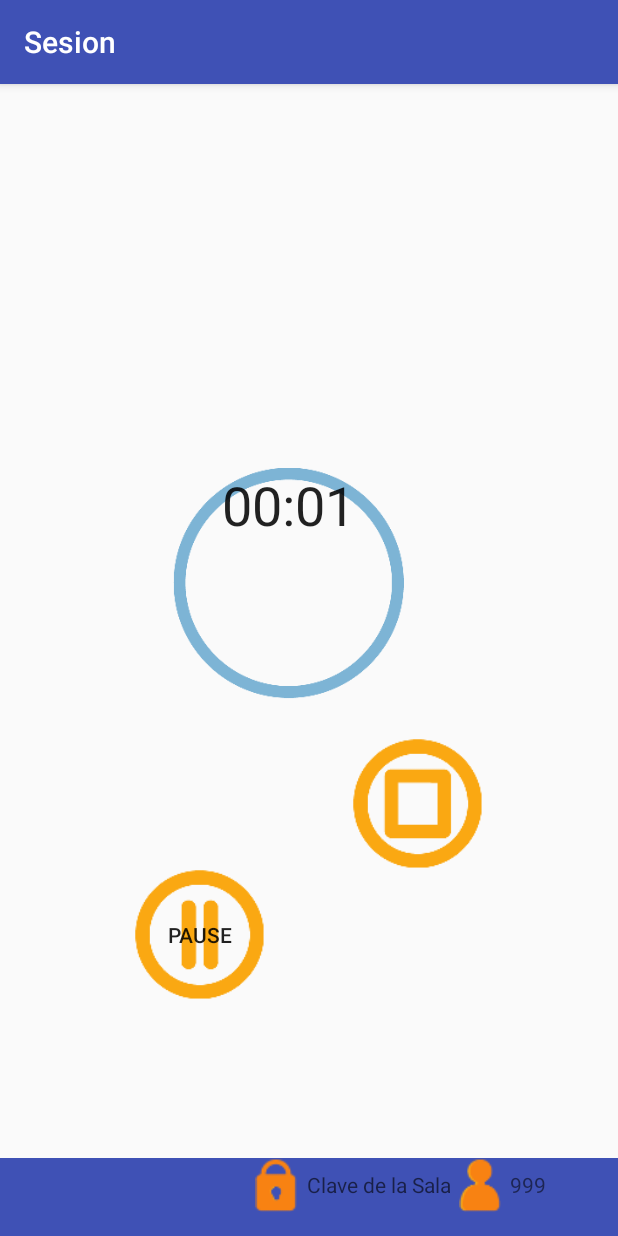
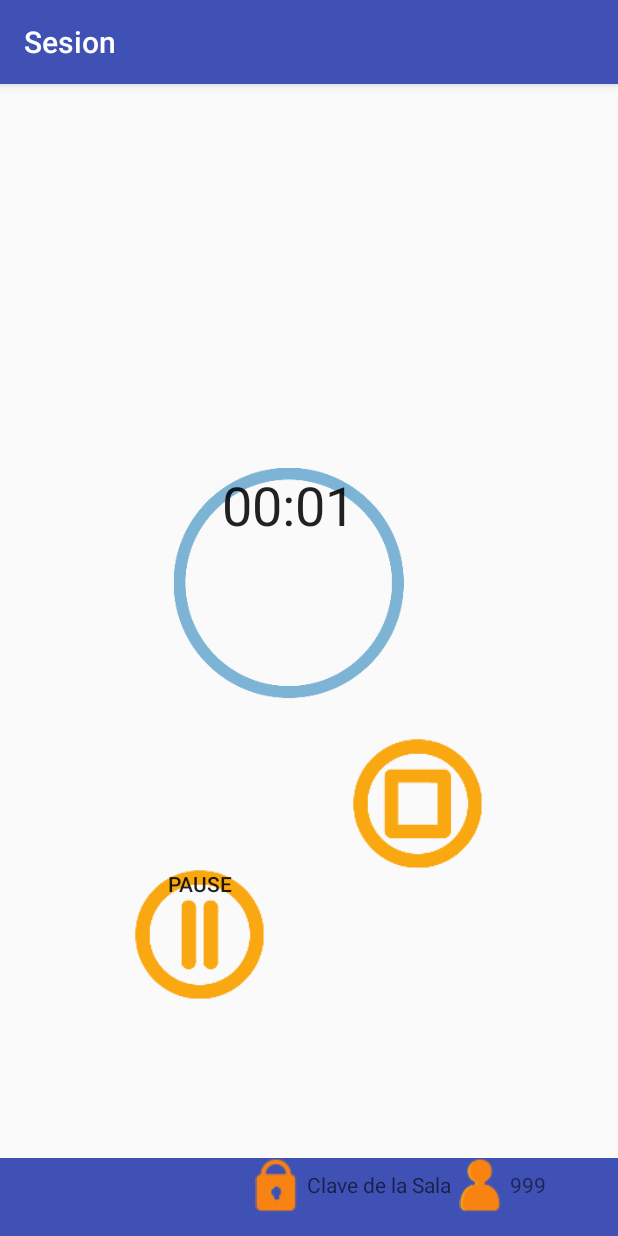
Before and after one commit to MuspelWolf/androidMVP, an Android app: the Room screen opened directly, with no data from a screen before it, after a tap on an icon or button, on a phone screen of 412 x 824 dp. Run offline under Robolectric (Android 15) with nearby library versions, the phone set to English and light mode, and no system bars; libraries missing offline, so code that uses them is left out: org.java_websocket, org.java_websocket.handshake, org.java_websocket.server; 6 statements that could not run were skipped.

Commit message:
Fixed design

```diff
--- a/MVP30/app/src/main/java/com/example/miau/mvp30/Room.java
+++ b/MVP30/app/src/main/java/com/example/miau/mvp30/Room.java
@@ -83,6 +83,9 @@ public class Room extends AppCompatActivity implements RecognitionListener {
         pinName = findViewById( R.id.pinName );
         PupilsNo = findViewById( R.id.pupilNumber );
         wifiName = findViewById( R.id.wifiName );
+
+        PupilsNo.setText(getPreferences(MODE_PRIVATE).getInt("PupilsCount",1));
+
 
         saveCurrentAudio();
         Bundle bundle;
--- a/MVP30/app/src/main/java/com/example/miau/mvp30/Server.java
+++ b/MVP30/app/src/main/java/com/example/miau/mvp30/Server.java
@@ -1,5 +1,7 @@
 package com.example.miau.mvp30;
 
+import android.app.Activity;
+import android.content.SharedPreferences;
 import android.util.Log;
 import android.widget.TextView;
 
@@ -17,6 +19,7 @@ import org.java_websocket.server.WebSocketServer;
 
 import static android.app.PendingIntent.getActivity;
 import static android.content.ContentValues.TAG;
+import static android.content.Context.MODE_PRIVATE;
 
 /**
  * A simple WebSocketServer implementation. Keeps track of a "chatroom".
@@ -26,9 +29,14 @@ public class Server extends WebSocketServer {
 
     int clientCount = 0;
     private TextView pupilNo;
+    Activity context;
+
+    SharedPreferences pref = context.getApplicationContext().getSharedPreferences("MyPref", MODE_PRIVATE);
+    SharedPreferences.Editor editor = pref.edit();
 
     public Server(int port ) throws UnknownHostException {
         super( new InetSocketAddress( port ) );
+
     }
 
     public Server(InetSocketAddress address) {
@@ -41,6 +49,8 @@ public class Server extends WebSocketServer {
         /*broadcast( "new connection: " + handshake.getResourceDescriptor() );//This method sends a message to all clients connected*/
         Log.d(TAG, "new connection: " + handshake.getResourceDescriptor() );
         clientCount++;
+        editor.putInt("PupilsCount", clientCount );
+        editor.apply();
 
         System.out.println( conn.getRemoteSocketAddress().getAddress().getHostAddress() + " entered the room!" );
         Log.d( TAG, "Usuarios conectados:"+ clientCount );
@@ -50,6 +60,8 @@ public class Server extends WebSocketServer {
         /*broadcast( conn + " has left the room!" );*/
         System.out.println( conn + " has left the room!" );
         clientCount --;
+        editor.putInt("PupilsCount", clientCount );
+        editor.apply();
         Log.d( TAG, "Usuarios conectados:"+ clientCount );
     }
 
--- a/MVP30/app/src/main/res/layout/activity_room.xml
+++ b/MVP30/app/src/main/res/layout/activity_room.xml
@@ -32,7 +32,7 @@
         android:layout_marginEnd="31dp"
         android:layout_marginTop="252dp"
         android:background="@mipmap/stop"
-        android:gravity="center"
+        android:gravity="center_horizontal"
         android:onClick="ButtonStopEvent"
         android:visibility="invisible"
         app:layout_constraintBottom_toTopOf="@+id/bottomLinear"
@@ -50,7 +50,7 @@
         android:layout_marginTop="68dp"
         android:background="@mipmap/pause"
         android:checked="false"
-        android:gravity="center"
+        android:gravity="center_horizontal"
         android:onClick="ButtonPlayPauseEvent"
         android:textOff=""
         android:textOn=""
--- a/MVP30/app/src/main/res/layout/activity_room_create.xml
+++ b/MVP30/app/src/main/res/layout/activity_room_create.xml
@@ -15,6 +15,7 @@
         android:layout_marginEnd="16dp"
         android:layout_marginStart="12dp"
         android:layout_marginTop="171dp"
+        android:gravity="center_horizontal"
         android:background="@mipmap/rightarrow"
         app:layout_constraintBottom_toBottomOf="parent"
         app:layout_constraintEnd_toEndOf="parent"
@@ -29,6 +30,7 @@
         android:layout_marginBottom="4dp"
         android:layout_marginEnd="8dp"
         android:layout_marginStart="8dp"
+        android:gravity="center_horizontal"
         android:layout_marginTop="268dp"
         android:hint="Nombre del WIFI"
         android:textAlignment="center"
@@ -48,6 +50,7 @@
         android:layout_marginEnd="9dp"
         android:layout_marginStart="5dp"
         android:layout_marginTop="169dp"
+        android:gravity="center_horizontal"
         android:hint="Codigo"
         android:textAlignment="center"
         android:textSize="24sp"
@@ -62,6 +65,7 @@
         android:layout_width="36dp"
         android:layout_height="36dp"
         android:layout_marginBottom="270dp"
+        android:gravity="center_horizontal"
         android:layout_marginEnd="5dp"
         android:layout_marginStart="16dp"
         android:layout_marginTop="167dp"
```
Also changed, not shown: MVP30/app/src/main/AndroidManifest.xml (+6 -3 lines).
